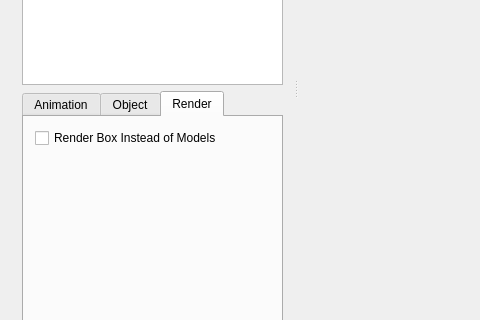
Old version of the form Animação/mainwindow.ui in the repository RicardoBusta/animacao-ufc-2012; both pictures show x 0 to 480 and y 262 to 582 of the 643 by 776 pixel window.
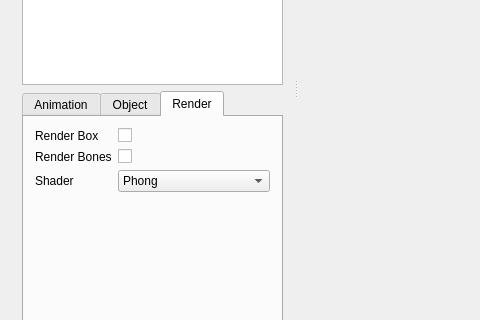
New version of the form. The open tabs and pages were chosen to show the change. Icons and pictures are not drawn. Custom widgets are drawn as their Qt base class.

Commit message: espero não estar esquecendo de ter adicionado nenhum arquivo. xP coloquei suporte a shaders e outro modelo articulado pra brincar de animar... falta fazer um save/load de animações pra eles. :P

What changed in the file:
```diff
--- a/Animação/mainwindow.ui
+++ b/Animação/mainwindow.ui
@@ -519,10 +519,57 @@
             <string>Render</string>
            </attribute>
            <layout class="QFormLayout" name="formLayout_2">
-            <item row="0" column="0">
+            <item row="2" column="0">
+             <widget class="QLabel" name="label_18">
+              <property name="text">
+               <string>Shader</string>
+              </property>
+             </widget>
+            </item>
+            <item row="2" column="1">
+             <widget class="QComboBox" name="comboBox_shader">
+              <item>
+               <property name="text">
+                <string>Phong</string>
+               </property>
+              </item>
+              <item>
+               <property name="text">
+                <string>Toon</string>
+               </property>
+              </item>
+              <item>
+               <property name="text">
+                <string>None</string>
+               </property>
+              </item>
+             </widget>
+            </item>
+            <item row="0" column="1">
              <widget class="QCheckBox" name="checkbox_render_box">
               <property name="text">
-               <string>Render Box Instead of Models</string>
+               <string/>
+              </property>
+             </widget>
+            </item>
+            <item row="0" column="0">
+             <widget class="QLabel" name="label_19">
+              <property name="text">
+               <string>Render Box</string>
+              </property>
+             </widget>
+            </item>
+            <item row="1" column="1">
+             <widget class="QCheckBox" name="checkBox_render_bones">
+              <property name="text">
+               <string/>
+              </property>
+             </widget>
+            </item>
+            <item row="1" column="0">
+             <widget class="QLabel" name="label_20">
+              <property name="text">
+               <string>Render Bones</string>
               </property>
              </widget>
             </item>
```
Left out of the diff: 9 changed lines with no effect on the pictures. The commit also changes 34 other files.
